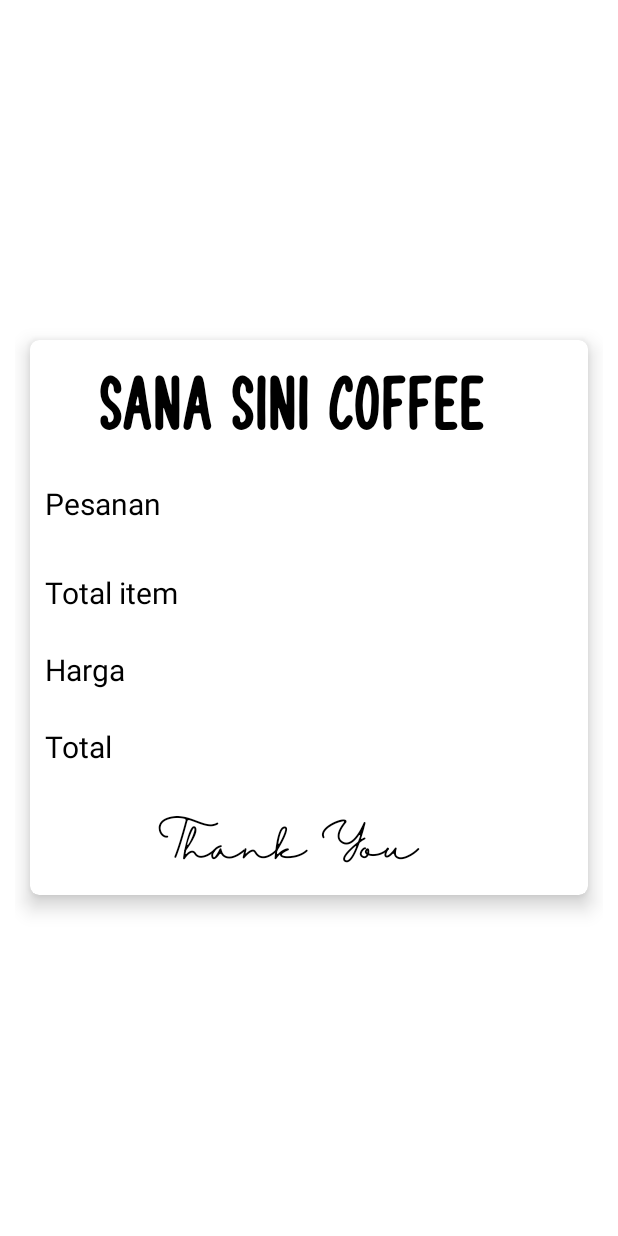
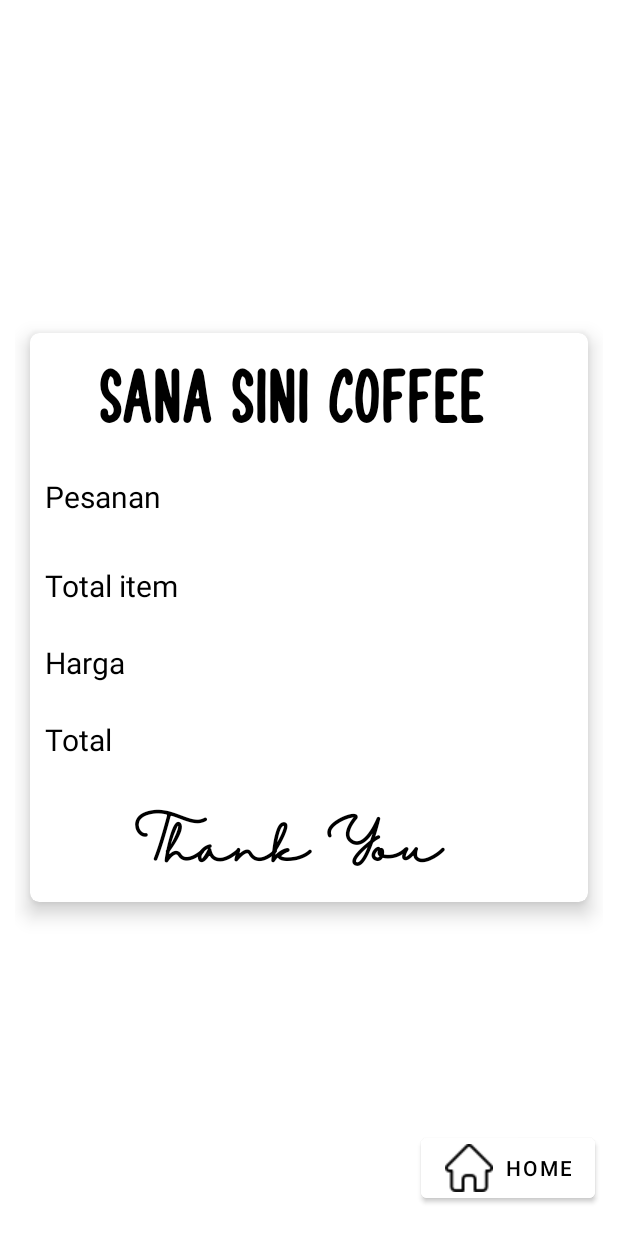
Before and after one commit to DhimasArbi/MyCafe, an Android app: the layout activity_display.xml on its own in the app's theme, with its tools: preview values and no code run, on a phone screen of 412 x 824 dp. Run offline under Robolectric (Android 15) with nearby library versions, the phone set to English and light mode, and no system bars.

Commit message:
Add home button & misc changes

```diff
--- a/MyCaffe/app/src/main/java/org/aplas/mycaffe/MainActivity.java
+++ b/MyCaffe/app/src/main/java/org/aplas/mycaffe/MainActivity.java
@@ -34,8 +34,6 @@ public class MainActivity extends AppCompatActivity {
             @Override
             public void onItemClick(View view, int position) {
                 TextView itemTitle = (TextView) view.findViewById(R.id.nmMenu);
-                TextView itemInfo = (TextView) view.findViewById(R.id.menuInfo);
-                ImageView itemPicture = (ImageView) view.findViewById(R.id.gbMenu);
 
                 openOrderActivity(itemTitle.getText().toString());
             }
--- a/MyCaffe/app/src/main/res/layout/activity_display.xml
+++ b/MyCaffe/app/src/main/res/layout/activity_display.xml
@@ -5,7 +5,7 @@
     android:layout_height="match_parent"
     xmlns:app="http://schemas.android.com/apk/res-auto"
     android:padding="10dp"
-    tools:context=".MainActivity">
+    tools:context=".DisplayActivity">
 
 
     <androidx.cardview.widget.CardView
@@ -105,7 +105,6 @@
                 android:layout_width="match_parent"
                 android:layout_height="wrap_content"
                 android:layout_below="@id/coffeetotal"
-                android:layout_centerHorizontal="true"
                 android:layout_marginStart="10dp"
                 android:layout_marginTop="10dp"
                 android:layout_marginEnd="10dp"
@@ -115,8 +114,10 @@
                 android:paddingTop="2dp"
                 android:paddingBottom="2dp"
                 android:text="Thank You"
+                android:textAlignment="center"
                 android:textColor="@color/black"
-                android:textSize="25sp" />
+                android:textSize="30sp"
+                android:textStyle="bold" />
 
 
             <LinearLayout
@@ -129,4 +130,17 @@
 
         </RelativeLayout>
     </androidx.cardview.widget.CardView>
+
+    <Button
+        android:id="@+id/homeBtn"
+        android:layout_width="wrap_content"
+        android:layout_height="wrap_content"
+        android:layout_alignParentEnd="true"
+        android:layout_alignParentBottom="true"
+        android:layout_marginEnd="5dp"
+        android:layout_marginBottom="9dp"
+        android:text="home"
+        android:drawableLeft="@drawable/home"
+        android:backgroundTint="@color/white"
+        android:textColor="@color/black"></Button>
 </RelativeLayout>
```
Also changed, not shown: MyCaffe/app/src/main/java/org/aplas/mycaffe/DisplayActivity.java (+14 -1 lines), MyCaffe/app/src/main/java/org/aplas/mycaffe/OrderActivity.java (+13 -10 lines), MyCaffe/app/src/main/res/drawable/round_btn.xml (added, +23 -0 lines), MyCaffe/app/src/main/res/layout/activity_order.xml (+5 -11 lines), MyCaffe/app/src/main/res/drawable/coffee.png (added), MyCaffe/app/src/main/res/drawable/home.png (added).
